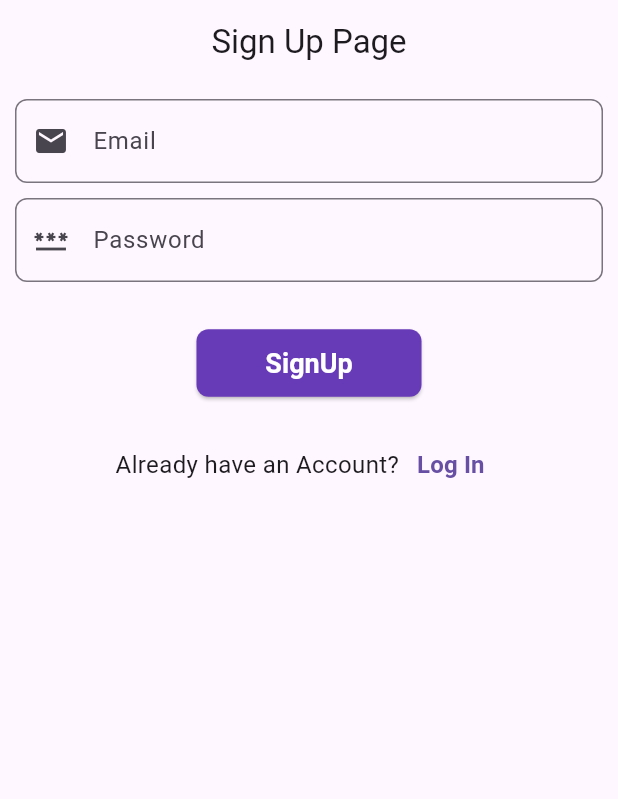
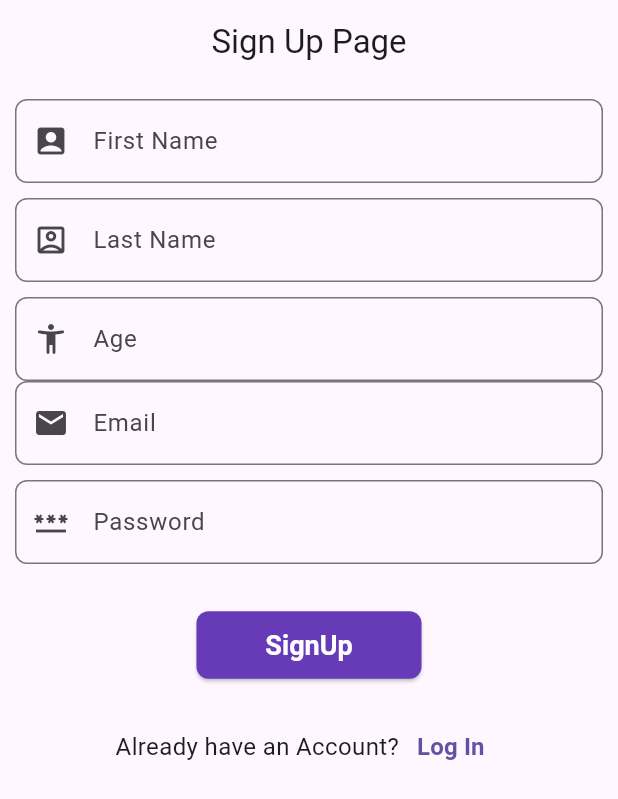
Before and after one commit to KGD2417/LoginApp, a Flutter app: the screen it shows after launch, after a tap on "Login", after a tap on "Sign Up", on a phone screen of 412 x 824 dp. Shown: the top 799 px of the screen. Run offline on Flutter 3.47's test engine with Material 3 defaults, Android fonts, the phone set to English and light mode, and no system bars; our stand-ins replace cloud_firestore, firebase_auth, firebase_core; accounts and stored records are empty.

Commit message:
FireStore Addition

```diff
--- a/lib/pages/login.dart
+++ b/lib/pages/login.dart
@@ -44,6 +44,14 @@ class _LoginPageState extends State<LoginPage> {
     }
   }
 
+
+  @override
+  void dispose() {
+    emailController.dispose();
+    passController.dispose();
+    super.dispose();
+  }
+
   @override
   Widget build(BuildContext context) {
     return Scaffold(
@@ -55,6 +63,7 @@ class _LoginPageState extends State<LoginPage> {
         padding: const EdgeInsets.all(10.0),
         child: Form(
           key: _formKey,
+          child: SingleChildScrollView(
             child: Column(
               children: [
                 //Email Controller
@@ -85,7 +94,7 @@ class _LoginPageState extends State<LoginPage> {
                 //Pass Controller
                 TextFormField(
                   controller: passController,
-                obscureText: false,
+                  obscureText: true,
                   decoration: InputDecoration(
                       hintText: "Enter Your Password",
                       labelText: "Password",
@@ -156,6 +165,7 @@ class _LoginPageState extends State<LoginPage> {
             ),
           ),
         ),
+      ),
     );
   }
 }
--- a/lib/pages/signup.dart
+++ b/lib/pages/signup.dart
@@ -1,3 +1,4 @@
+import 'package:cloud_firestore/cloud_firestore.dart';
 import 'package:firebase_auth/firebase_auth.dart';
 import 'package:flutter/material.dart';
 import 'package:fullfirebase/pages/login.dart';
@@ -10,16 +11,24 @@ class SignUpPage extends StatefulWidget {
 }
 
 class _SignUpPageState extends State<SignUpPage> {
-  TextEditingController emailController = TextEditingController();
-  TextEditingController passController = TextEditingController();
+  final emailController = TextEditingController();
+  final passController = TextEditingController();
+  final fNameController = TextEditingController();
+  final lNameController = TextEditingController();
+  final ageController = TextEditingController();
+
   final _formKey = GlobalKey<FormState>();
 
   String emailMain = "";
   String passMain = "";
+  String fName = "";
+  String lName = "";
+  int age = 0;
 
   moveToHome(BuildContext context) async {
     if (_formKey.currentState!.validate()) {
 
+      //Create User
       try {
         UserCredential? userCredential;
         userCredential = await FirebaseAuth.instance
@@ -37,6 +46,12 @@ class _SignUpPageState extends State<SignUpPage> {
                 );
               });
         });
+
+
+        //Add User Details
+        addUserDetails();
+
+
       } on FirebaseAuthException catch (ex) {
         return showDialog(
             context: context,
@@ -51,6 +66,25 @@ class _SignUpPageState extends State<SignUpPage> {
     }
   }
 
+  Future addUserDetails()async{
+  await FirebaseFirestore.instance.collection('users').add({
+  'first name': fName,
+  'last name': lName,
+  'email': emailMain,
+  'age': age,
+  });
+}
+
+  @override
+  void dispose() {
+    emailController.dispose();
+    passController.dispose();
+    fNameController.dispose();
+    lNameController.dispose();
+    ageController.dispose();
+    super.dispose();
+  }
+
   @override
   Widget build(BuildContext context) {
     return Scaffold(
@@ -62,8 +96,82 @@ class _SignUpPageState extends State<SignUpPage> {
         padding: const EdgeInsets.all(10.0),
           child: Form(
             key: _formKey,
+            child: SingleChildScrollView(
               child: Column(
                 children: [
+
+                  //FName Controller
+                  TextFormField(
+                    controller: fNameController,
+                    obscureText: false,
+                    decoration: InputDecoration(
+                        hintText: "Enter Your First Name",
+                        labelText: "First Name",
+                        prefixIcon: const Icon(Icons.account_box_rounded),
+                        border: OutlineInputBorder(
+                          borderRadius: BorderRadius.circular(8),
+                        )),
+                    validator: (value) {
+                      if (value!.isEmpty) {
+                        return ("First Name cannot be null");
+                      } else {
+                        fName = value;
+                      }
+                      return null;
+                    },
+                  ),
+
+                  const SizedBox(
+                    height: 10,
+                  ),
+
+                  //LName Controller
+                  TextFormField(
+                    controller: lNameController,
+                    obscureText: false,
+                    decoration: InputDecoration(
+                        hintText: "Enter Your Last Name",
+                        labelText: "Last Name",
+                        prefixIcon: const Icon(Icons.account_box_outlined),
+                        border: OutlineInputBorder(
+                          borderRadius: BorderRadius.circular(8),
+                        )),
+                    validator: (value) {
+                      if (value!.isEmpty) {
+                        return ("Last Name cannot be null");
+                      } else {
+                        lName = value;
+                      }
+                      return null;
+                    },
+                  ),
+
+                  const SizedBox(
+                    height: 10,
+                  ),
+
+
+                  //Age Controller
+                  TextFormField(
+                    controller: ageController,
+                    obscureText: false,
+                    decoration: InputDecoration(
+                        hintText: "Enter Your Age",
+                        labelText: "Age",
+                        prefixIcon: const Icon(Icons.accessibility_new_rounded),
+                        border: OutlineInputBorder(
+                          borderRadius: BorderRadius.circular(8),
+                        )),
+                    validator: (value) {
+                      if (value!.isEmpty) {
+                        return ("Age cannot be null");
+                      } else {
+                        age = int.parse(value.toString());
+                      }
+                      return null;
+                    },
+                  ),
+
                   // Email Controller
                   TextFormField(
                     controller: emailController,
@@ -92,7 +200,7 @@ class _SignUpPageState extends State<SignUpPage> {
                   //Password Controller
                   TextFormField(
                     controller: passController,
-                obscureText: false,
+                    obscureText: true,
                     decoration: InputDecoration(
                         hintText: "Enter Your Password",
                         labelText: "Password",
@@ -158,6 +266,7 @@ class _SignUpPageState extends State<SignUpPage> {
               ),
             ),
           ),
+      ),
     );
   }
 }
--- a/pubspec.yaml
+++ b/pubspec.yaml
@@ -37,6 +37,7 @@ dependencies:
   cupertino_icons: ^1.0.2
   firebase_core: ^2.24.2
   firebase_auth: ^4.16.0
+  cloud_firestore: ^4.14.0
 
 dev_dependencies:
   flutter_test:
```
Also changed, not shown: pubspec.lock, 2 other files. Lines whose indentation alone changed are shown as unchanged.
